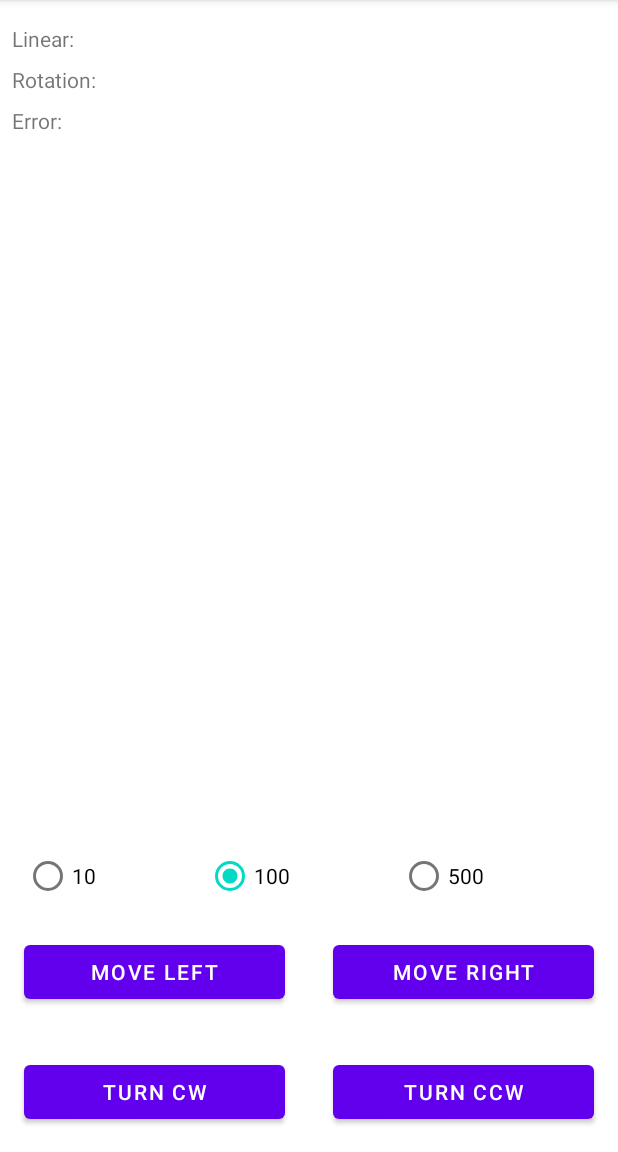
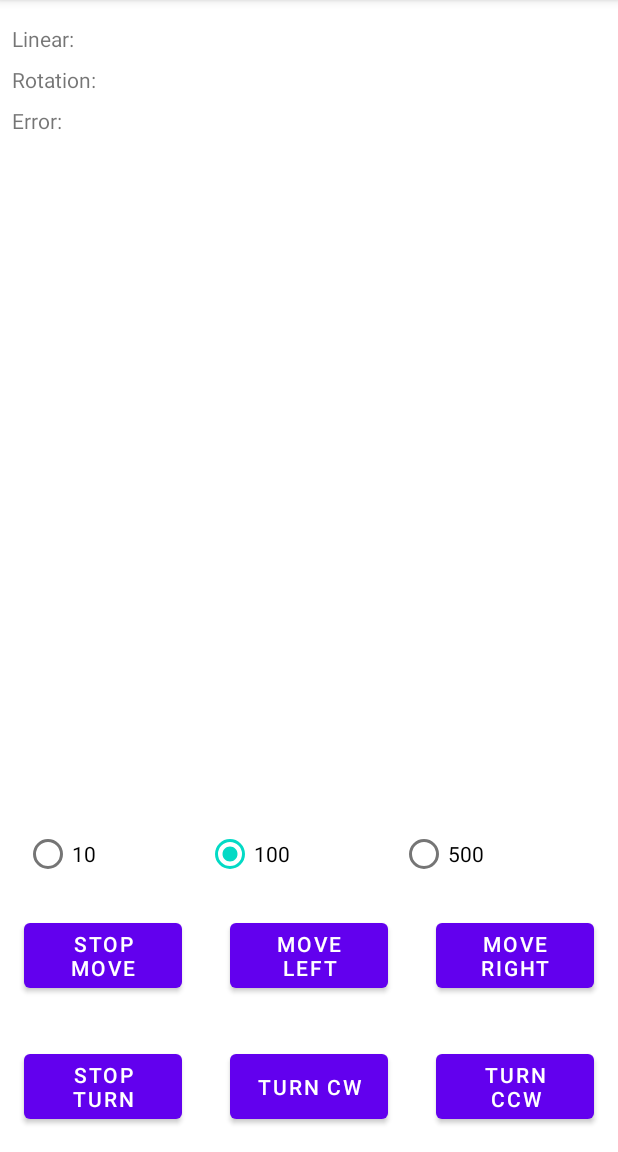
Before and after one commit to dimomite/laser_lever_platform, an Android app: the screen it shows after launch (MainActivity), on a phone screen of 412 x 824 dp, the part 84-1236 px from its top. Run offline under Robolectric (Android 15) with nearby library versions, the phone set to English and light mode, and no system bars; our stand-ins replace Dagger/Hilt's generated code, RxJava, Timber, data binding; 3 statements that could not run were skipped.

Commit message:
Add stop command

```diff
--- a/software/control/app/src/main/java/com/dimomite/laserlevelplatformcontrol/data/PlatformControl.kt
+++ b/software/control/app/src/main/java/com/dimomite/laserlevelplatformcontrol/data/PlatformControl.kt
@@ -17,6 +17,12 @@ interface PlatformControl {
     @POST("api/move")
     fun move(@Query("dir") direction: String, @Query("dist") distance: Int): Call<ResponseBody>
 
+    @POST("api/stopmove")
+    fun stopMove(): Call<ResponseBody>
+
     @POST("api/turn")
     fun turn(@Query("dir") direction: String, @Query("dist") distance: Int): Call<ResponseBody>
+
+    @POST("api/stopturn")
+    fun stopTurn(): Call<ResponseBody>
 }
--- a/software/control/app/src/main/res/layout/fragment_remote_control.xml
+++ b/software/control/app/src/main/res/layout/fragment_remote_control.xml
@@ -1,6 +1,7 @@
 <?xml version="1.0" encoding="utf-8"?>
 <layout xmlns:android="http://schemas.android.com/apk/res/android"
-    xmlns:app="http://schemas.android.com/apk/res-auto">
+    xmlns:app="http://schemas.android.com/apk/res-auto"
+    xmlns:tools="http://schemas.android.com/tools">
 
     <data>
 
@@ -71,17 +72,17 @@
         <Button
             android:id="@+id/bt_turn_cw"
             android:layout_width="0dp"
-            android:layout_height="wrap_content"
+            android:layout_height="0dp"
             android:layout_marginStart="16dp"
             android:layout_marginEnd="16dp"
-            android:layout_marginBottom="16dp"
             android:onClick="@{() -> model.turnCW(rgSteps)}"
             android:text="Turn CW"
-            app:layout_constraintBottom_toBottomOf="parent"
+            app:layout_constraintBottom_toBottomOf="@+id/bt_stop_turn"
             app:layout_constraintEnd_toStartOf="@+id/bt_turn_ccw"
             app:layout_constraintHorizontal_bias="0.5"
             app:layout_constraintHorizontal_chainStyle="packed"
-            app:layout_constraintStart_toStartOf="parent" />
+            app:layout_constraintStart_toEndOf="@+id/bt_stop_turn"
+            app:layout_constraintTop_toTopOf="@+id/bt_stop_turn" />
 
         <Button
             android:id="@+id/bt_turn_ccw"
@@ -96,19 +97,48 @@
             app:layout_constraintHorizontal_bias="0.5"
             app:layout_constraintStart_toEndOf="@+id/bt_turn_cw" />
 
+
+        <Button
+            android:id="@+id/bt_stop_turn"
+            android:layout_width="0dp"
+            android:layout_height="wrap_content"
+            android:layout_marginStart="16dp"
+            android:layout_marginEnd="16dp"
+            android:layout_marginBottom="16dp"
+            android:onClick="@{() -> model.stopTurn()}"
+            android:text="Stop turn"
+            app:layout_constraintBottom_toBottomOf="parent"
+            app:layout_constraintEnd_toStartOf="@+id/bt_turn_cw"
+            app:layout_constraintHorizontal_bias="0.5"
+            app:layout_constraintStart_toStartOf="parent" />
+
+        <Button
+            android:id="@+id/bt_stop_move"
+            android:layout_width="0dp"
+            android:layout_height="wrap_content"
+            android:layout_marginStart="16dp"
+            android:layout_marginEnd="16dp"
+            android:layout_marginBottom="32dp"
+            android:onClick="@{() -> model.stopMove()}"
+            android:text="Stop move"
+            app:layout_constraintBottom_toTopOf="@+id/bt_stop_turn"
+            app:layout_constraintEnd_toStartOf="@+id/bt_move_left"
+            app:layout_constraintHorizontal_bias="0.5"
+            app:layout_constraintHorizontal_chainStyle="packed"
+            app:layout_constraintStart_toStartOf="parent" />
+
         <Button
             android:id="@+id/bt_move_left"
             android:layout_width="0dp"
             android:layout_height="wrap_content"
             android:layout_marginStart="16dp"
             android:layout_marginEnd="16dp"
-            android:layout_marginBottom="32dp"
             android:onClick="@{() -> model.moveLeft(rgSteps)}"
             android:text="Move left"
-            app:layout_constraintBottom_toTopOf="@+id/bt_turn_cw"
+            app:layout_constraintBottom_toBottomOf="@+id/bt_stop_move"
             app:layout_constraintEnd_toStartOf="@+id/bt_move_right"
             app:layout_constraintHorizontal_bias="0.5"
-            app:layout_constraintStart_toStartOf="parent" />
+            app:layout_constraintStart_toEndOf="@+id/bt_stop_move" />
 
         <Button
             android:id="@+id/bt_move_right"
```
Also changed, not shown: software/control/app/src/main/java/com/dimomite/laserlevelplatformcontrol/data/PlatformStatusReader.kt (+28 -0 lines), software/control/app/src/main/java/com/dimomite/laserlevelplatformcontrol/presentation/RemoteControlViewModel.kt (+10 -0 lines), 3 other files.
